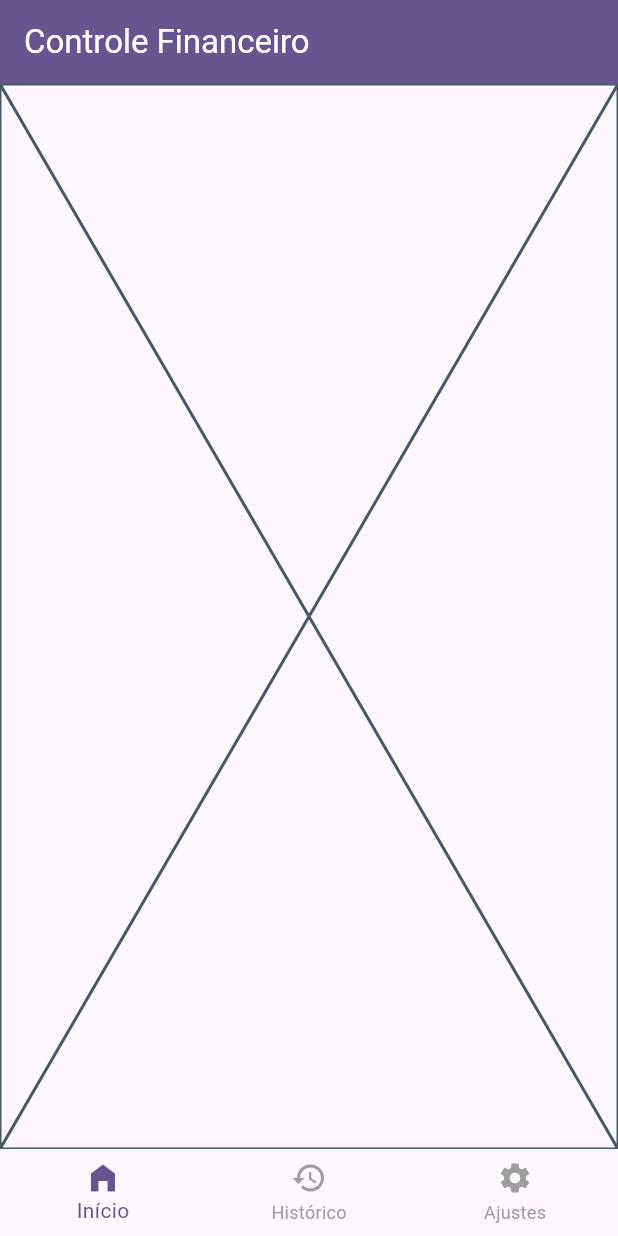
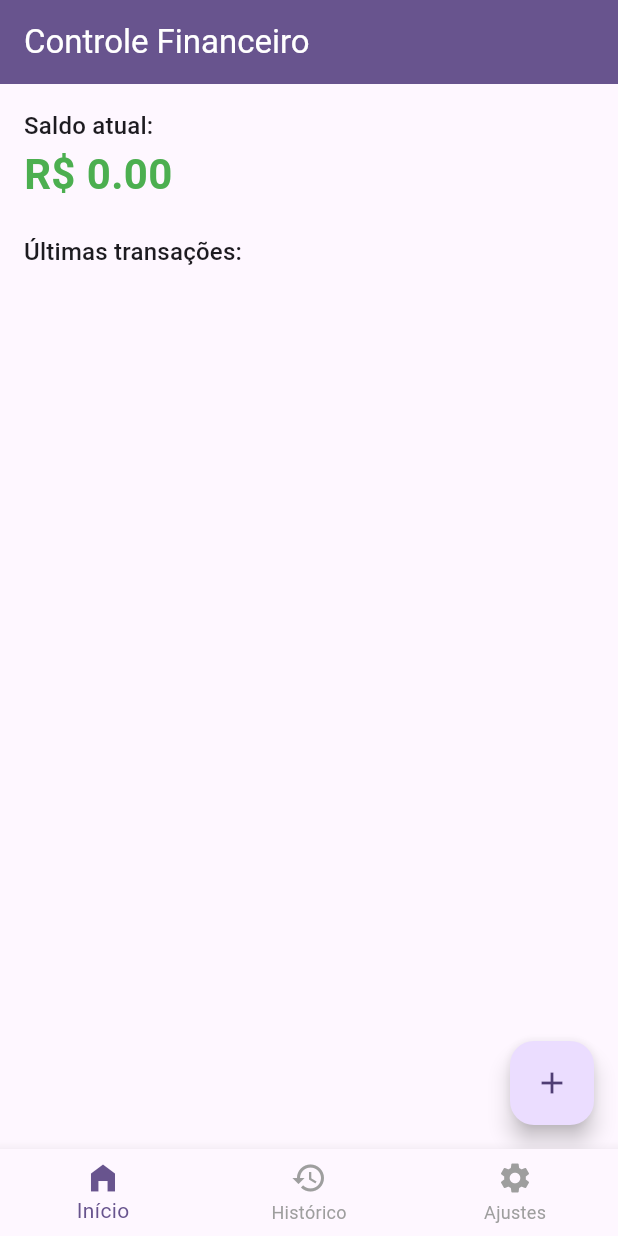
Before and after one commit to LevyFatec/financas, a Flutter app: the screen it shows after launch, on a phone screen of 412 x 824 dp. Run offline on Flutter 3.47's test engine with Material 3 defaults, Android fonts, the phone set to English and light mode, and no system bars; our stand-ins replace sqflite; accounts and stored records are empty.

Commit message:
feat: adiciona conteudo as telas

```diff
--- a/lib/telas/dashboardpage.dart
+++ b/lib/telas/dashboardpage.dart
@@ -1,10 +1,86 @@
 import 'package:flutter/material.dart';
+import '../controllers/transacao_controller.dart';
+import '../models/transacao_model.dart';
+import 'add_transaction_page.dart';
+import 'package:intl/intl.dart';
 
-class DashboardPage extends StatelessWidget {
+class DashboardPage extends StatefulWidget {
   const DashboardPage({super.key});
 
   @override
+  State<DashboardPage> createState() => _DashboardPageState();
+}
+
+class _DashboardPageState extends State<DashboardPage> {
+  final _controller = TransacaoController();
+  double saldo = 0;
+  List<Transacao> transacoes = [];
+
+  @override
+  void initState() {
+    super.initState();
+    _carregarDados();
+  }
+
+  Future<void> _carregarDados() async {
+    final lista = await _controller.listar();
+    final total = await _controller.calcularSaldo();
+    setState(() {
+      transacoes = lista;
+      saldo = total;
+    });
+  }
+
+  @override
   Widget build(BuildContext context) {
-    return const Placeholder();
+    return Scaffold(
+      body: RefreshIndicator(
+        onRefresh: _carregarDados,
+        child: ListView(
+          padding: const EdgeInsets.all(16),
+          children: [
+            Text(
+              "Saldo atual:",
+              style: Theme.of(context).textTheme.titleMedium,
+            ),
+            Text(
+              "R\$ ${saldo.toStringAsFixed(2)}",
+              style: TextStyle(
+                fontSize: 28,
+                color: saldo >= 0 ? Colors.green : Colors.red,
+                fontWeight: FontWeight.bold,
+              ),
+            ),
+            const SizedBox(height: 20),
+            Text("Últimas transações:", style: Theme.of(context).textTheme.titleMedium),
+            const SizedBox(height: 8),
+            ...transacoes.map((t) => ListTile(
+              leading: Icon(
+                t.tipo == 'receita' ? Icons.arrow_upward : Icons.arrow_downward,
+                color: t.tipo == 'receita' ? Colors.green : Colors.red,
+              ),
+              title: Text(t.descricao),
+              subtitle: Text("${t.categoria} - ${DateFormat('dd/MM/yyyy').format(t.data)}"),
+              trailing: Text(
+                "R\$ ${t.valor.toStringAsFixed(2)}",
+                style: TextStyle(
+                  color: t.tipo == 'receita' ? Colors.green : Colors.red,
+                ),
+              ),
+            )),
+          ],
+        ),
+      ),
+      floatingActionButton: FloatingActionButton(
+        onPressed: () async {
+          await Navigator.push(
+            context,
+            MaterialPageRoute(builder: (_) => const AddTransactionPage()),
+          );
+          _carregarDados();
+        },
+        child: const Icon(Icons.add),
+      ),
+    );
   }
 }
--- /dev/null
+++ b/lib/telas/home.dart
@@ -0,0 +1,53 @@
+import 'package:app_financas/telas/settingspage.dart';
+import 'package:flutter/material.dart';
+import 'dashboardpage.dart';
+import 'history_page.dart';
+
+class Home extends StatefulWidget {
+  const Home({super.key});
+
+  @override
+  State<Home> createState() => _HomeState();
+}
+
+class _HomeState extends State<Home> {
+  int _selectedIndex = 0;
+
+  final List<Widget> _telas = [
+    const DashboardPage(),
+    const HistoryPage(),
+    const SettingsPage(),
+  ];
+
+  void _onItemTapped(int index) {
+    setState(() {
+      _selectedIndex = index;
+    });
+  }
+
+  @override
+  Widget build(BuildContext context) {
+    return Scaffold(
+      appBar: AppBar(
+        title: const Text("Controle Financeiro"),
+        backgroundColor: Theme.of(context).colorScheme.primary,
+        foregroundColor: Theme.of(context).colorScheme.onPrimary,
+      ),
+      body: IndexedStack(
+        index: _selectedIndex,
+        children: _telas,
+      ),
+      bottomNavigationBar: BottomNavigationBar(
+        items: const [
+          BottomNavigationBarItem(icon: Icon(Icons.home_filled), label: 'Início'),
+          BottomNavigationBarItem(icon: Icon(Icons.history), label: 'Histórico'),
+          BottomNavigationBarItem(icon: Icon(Icons.settings), label: 'Ajustes'),
+        ],
+        currentIndex: _selectedIndex,
+        onTap: _onItemTapped,
+        selectedItemColor: Theme.of(context).colorScheme.primary,
+        unselectedItemColor: Colors.grey,
+      ),
+    );
+  }
+}
--- a/lib/telas/settingspage.dart
+++ b/lib/telas/settingspage.dart
@@ -5,6 +5,8 @@ class SettingsPage extends StatelessWidget {
 
   @override
   Widget build(BuildContext context) {
-    return const Placeholder();
+    return const Center(
+      child: Text("Configurações (em desenvolvimento)"),
+    );
   }
 }
```
Also changed, not shown: lib/telas/add_transaction_page.dart (added, +94 -0 lines), lib/telas/history_page.dart (added, +56 -0 lines), lib/telas/historypage.dart (+25 -1 lines).
